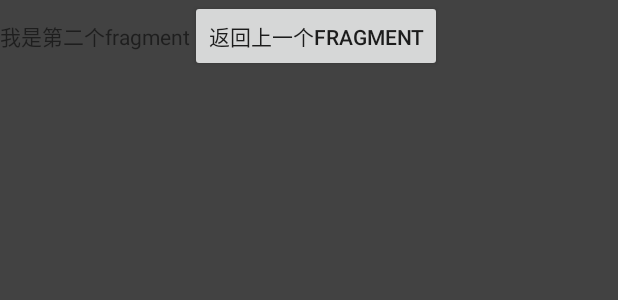
After one commit to 84489556/mvvm_jetpack-android, an Android app: the layout fragment_second.xml on its own in the app's theme, with its tools: preview values and no code run, on a phone screen of 412 x 824 dp. The commit adds this screen. Shown: the top 300 px of the screen. Run offline under Robolectric (Android 15) with nearby library versions, the phone set to English and light mode, and no system bars.

Commit message:
Fun：NavHostFragment

```diff
--- a/app/build.gradle
+++ b/app/build.gradle
@@ -57,4 +57,10 @@ dependencies {
     implementation "androidx.lifecycle:lifecycle-livedata:$lifecycle_version"
     implementation "androidx.lifecycle:lifecycle-viewmodel:$lifecycle_version"
     implementation "androidx.lifecycle:lifecycle-extensions:$lifecycle_version"
+
+
+    def nav_version = "2.3.2"
+    implementation "androidx.navigation:navigation-runtime:$nav_version"
+    implementation "androidx.navigation:navigation-fragment:$nav_version"
+    implementation "androidx.navigation:navigation-ui:$nav_version"
 }
--- a/app/src/main/AndroidManifest.xml
+++ b/app/src/main/AndroidManifest.xml
@@ -20,6 +20,7 @@
                 <category android:name="android.intent.category.LAUNCHER" />
             </intent-filter>
         </activity>
+        <activity android:name=".ui.activity.TestActivity"/>
 
         <activity android:name=".丢弃.user.activity.LoginActivity" />
 
--- /dev/null
+++ b/app/src/main/java/com/yd/huixuangu/viewmodel/MainFragmentViewModel.java
@@ -0,0 +1,6 @@
+package com.yd.huixuangu.viewmodel;
+
+import androidx.lifecycle.ViewModel;
+
+public class MainFragmentViewModel extends ViewModel {
+}
--- /dev/null
+++ b/app/src/main/res/layout/fragment_second.xml
@@ -0,0 +1,34 @@
+<?xml version="1.0" encoding="utf-8"?>
+<layout xmlns:android="http://schemas.android.com/apk/res/android">
+
+    <data>
+
+        <variable
+            name="secondViewModel"
+            type="com.yd.huixuangu.viewmodel.SecondFragmentViewModel" />
+
+        <variable
+            name="callback"
+            type="com.yd.huixuangu.ui.fragment.SecondFragment.SecondFragmentCallBack" />
+
+    </data>
+
+    <LinearLayout
+        android:layout_width="match_parent"
+        android:layout_height="match_parent"
+        android:background="@color/cardview_dark_background">
+
+
+        <TextView
+            android:layout_width="wrap_content"
+            android:layout_height="wrap_content"
+            android:text="我是第二个fragment" />
+
+        <Button
+            android:layout_width="wrap_content"
+            android:layout_height="wrap_content"
+            android:onClick="@{()->callback.back()}"
+            android:text="返回上一个fragment" />
+
+    </LinearLayout>
+</layout>
```
Also changed, not shown: app/src/main/java/com/yd/huixuangu/base/BaseFragment.java (+130 -1 lines), app/src/main/java/com/yd/huixuangu/ui/activity/MainActivity.java (+8 -1 lines), app/src/main/java/com/yd/huixuangu/ui/activity/TestActivity.java (added, +24 -0 lines), app/src/main/java/com/yd/huixuangu/ui/fragment/MainFragment.java (added, +42 -0 lines), app/src/main/java/com/yd/huixuangu/ui/fragment/SecondFragment.java (added, +40 -0 lines), app/src/main/java/com/yd/huixuangu/viewmodel/SecondFragmentViewModel.java (added, +8 -0 lines), app/src/main/res/layout/activity_main.xml (+13 -2 lines), app/src/main/res/layout/activity_test.xml (added, +16 -0 lines), app/src/main/res/layout/fragment_main.xml (added, +34 -0 lines), app/src/main/res/navigation/nav_graph.xml (added, +23 -0 lines), 1 other file.
